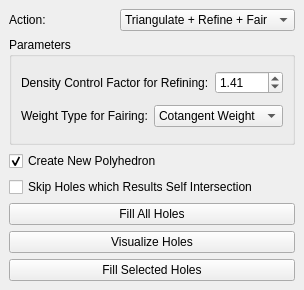
Qt form Polyhedron/demo/Polyhedron/Hole_filling_widget.ui (CGAL/cgal) before a commit.
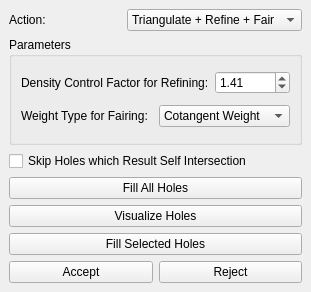
The same form after that commit.

Commit message: Add accept-reject functionality to fill holes plugin

The edit to the form file:
```diff
--- a/Polyhedron/demo/Polyhedron/Hole_filling_widget.ui
+++ b/Polyhedron/demo/Polyhedron/Hole_filling_widget.ui
@@ -2,12 +2,15 @@
 <ui version="4.0">
  <class>HoleFilling</class>
  <widget class="QDockWidget" name="HoleFilling">
+  <property name="enabled">
+   <bool>true</bool>
+  </property>
   <property name="geometry">
    <rect>
     <x>0</x>
     <y>0</y>
-    <width>289</width>
-    <height>290</height>
+    <width>311</width>
+    <height>292</height>
    </rect>
   </property>
   <property name="toolTip">
@@ -20,6 +23,9 @@
    <string>Hole Filling</string>
   </property>
   <widget class="QWidget" name="dockWidgetContents">
+   <property name="enabled">
+    <bool>true</bool>
+   </property>
    <layout class="QVBoxLayout" name="verticalLayout">
     <item>
      <layout class="QHBoxLayout" name="horizontalLayout">
@@ -115,20 +121,10 @@
       </layout>
      </widget>
     </item>
-    <item>
-     <widget class="QCheckBox" name="Create_new_polyhedron_check_box">
-      <property name="text">
-       <string>Create New Polyhedron</string>
-      </property>
-      <property name="checked">
-       <bool>true</bool>
-      </property>
-     </widget>
-    </item>
     <item>
      <widget class="QCheckBox" name="Skip_self_intersection_check_box">
       <property name="text">
-       <string>Skip Holes which Results Self Intersection</string>
+       <string>Skip Holes which Result Self Intersection</string>
       </property>
      </widget>
     </item>
@@ -159,6 +155,24 @@
       </property>
      </widget>
     </item>
+    <item>
+     <layout class="QHBoxLayout" name="horizontalLayout_4">
+      <item>
+       <widget class="QPushButton" name="Accept_button">
+        <property name="text">
+         <string>Accept</string>
+        </property>
+       </widget>
+      </item>
+      <item>
+       <widget class="QPushButton" name="Reject_button">
+        <property name="text">
+         <string>Reject</string>
+        </property>
+       </widget>
+      </item>
+     </layout>
+    </item>
    </layout>
   </widget>
  </widget>
```
The commit also changes 1 other file.
